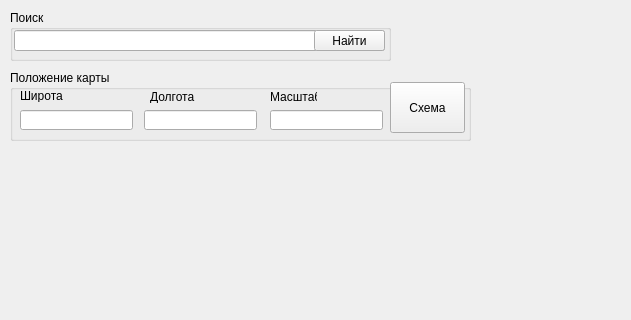
First picture: the form in main.ui, repository Igorka4k/Yandex_api, before the edit; both pictures show x 0 to 631 and y 0 to 320 of the 631 by 623 pixel window.
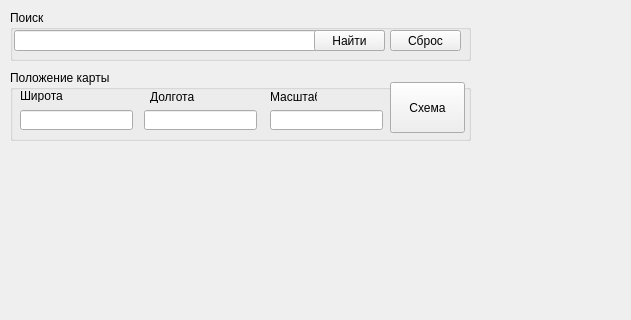
Second picture: the form after the edit.

Commit message: seventh task

Patch:
```diff
--- a/main.ui
+++ b/main.ui
@@ -127,7 +127,7 @@
      <rect>
       <x>10</x>
       <y>10</y>
-      <width>381</width>
+      <width>461</width>
       <height>51</height>
      </rect>
     </property>
@@ -157,6 +157,19 @@
       </rect>
      </property>
     </widget>
+    <widget class="QPushButton" name="pushButton_3">
+     <property name="geometry">
+      <rect>
+       <x>380</x>
+       <y>20</y>
+       <width>71</width>
+       <height>21</height>
+      </rect>
+     </property>
+     <property name="text">
+      <string>Сброс</string>
+     </property>
+    </widget>
     <zorder>lineEdit_4</zorder>
     <zorder>pushButton</zorder>
    </widget>
```
Left out of the diff: 1 changed line with no effect on the pictures. The commit also changes 1 other file.
